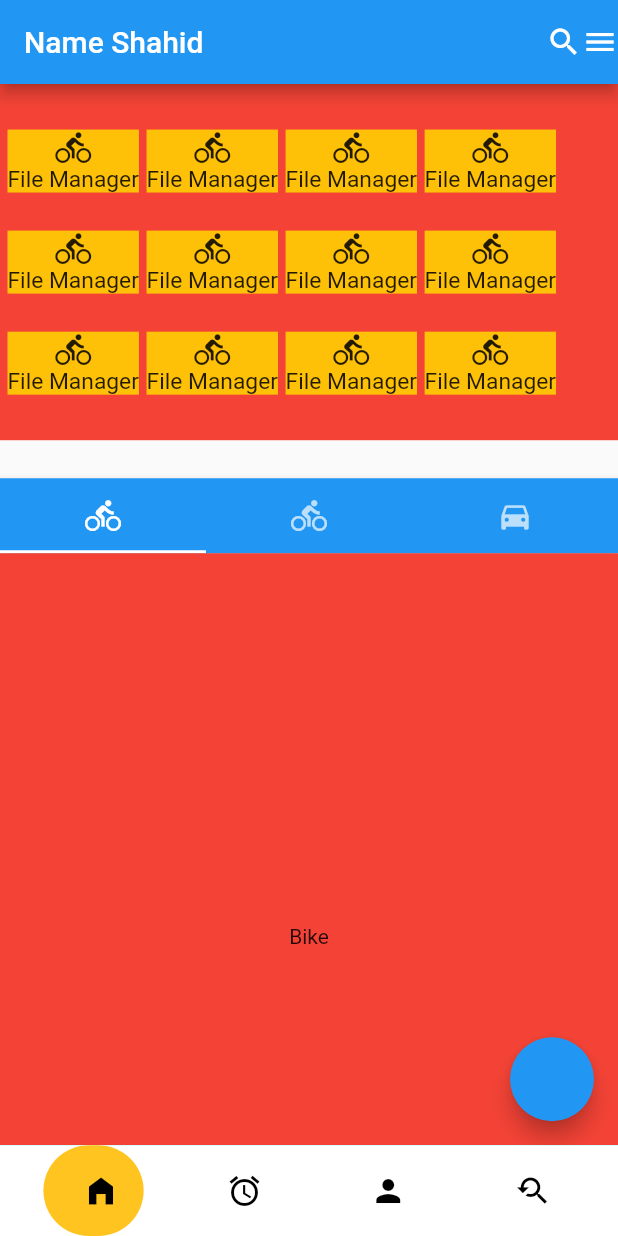
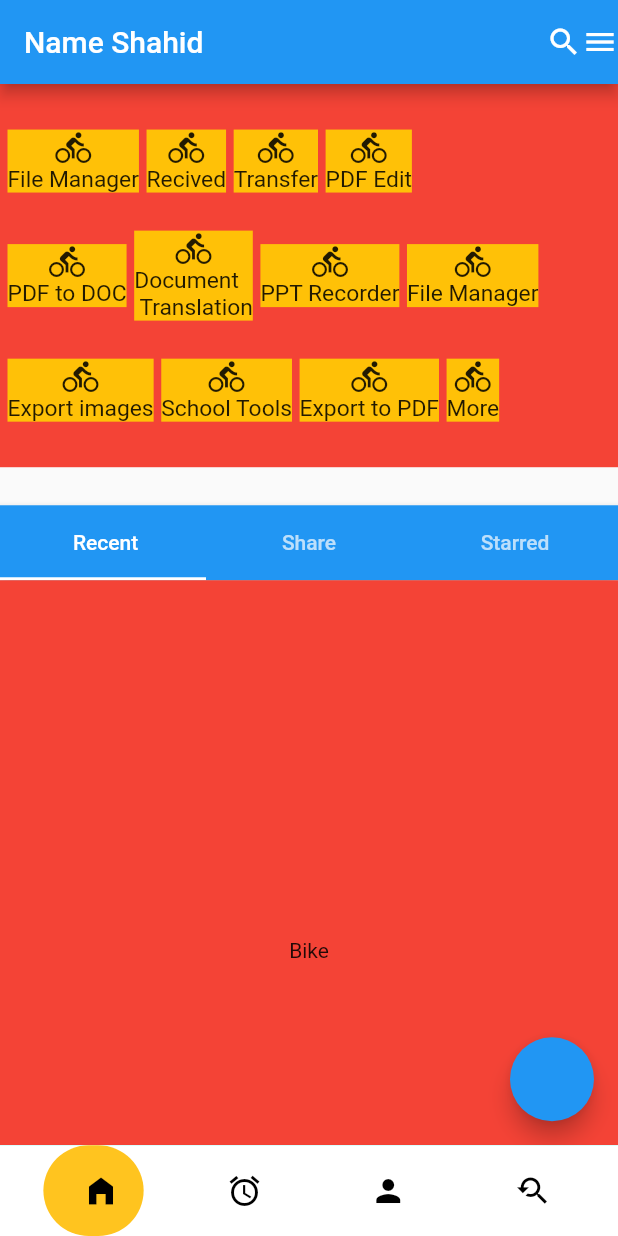
Before and after one commit to annexmirza/wps_rp, a Flutter app: the screen it shows after launch, on a phone screen of 412 x 824 dp. Run offline on Flutter 3.47's test engine with Material 2 defaults, Android fonts, the phone set to English and light mode, and no system bars; drawn by our look-alikes of google_nav_bar; our stand-ins replace flutter_easyloading, flutter_screenutil, get.

Commit message:
home page ui

```diff
--- a/lib/Controller/Bottom_Nav_Controller.dart
+++ b/lib/Controller/Bottom_Nav_Controller.dart
@@ -1,5 +1,6 @@
 import 'package:flutter/material.dart';
 import 'package:get/get.dart';
+import 'package:wps_rp/View/file_page.dart';
 import 'package:wps_rp/View/homePage.dart';
 
 class BottomNavController extends GetxController {
@@ -15,12 +16,7 @@ class BottomNavController extends GetxController {
   /* --------------------------------- bottomAppBar --------------------------------- */
   List allPagesScreen = [
     HomePage(),
-    Container(
-      height: Get.height,
-      width: Get.width,
-      child: Text(" Page 2"),
-      color: Colors.redAccent,
-    ),
+    FilePage(),
     Container(
       height: Get.height,
       width: Get.width,
--- a/lib/View/homePage.dart
+++ b/lib/View/homePage.dart
@@ -44,7 +44,7 @@ class HomePage extends StatelessWidget {
                             ),
                             CustomButtonWithText(
                               buttonIcon: Icons.directions_bike,
-                              titleText: ("File Manager"),
+                              titleText: ("Recived"),
                               onTab: () {},
                             ),
                             SizedBox(
@@ -52,7 +52,7 @@ class HomePage extends StatelessWidget {
                             ),
                             CustomButtonWithText(
                               buttonIcon: Icons.directions_bike,
-                              titleText: ("File Manager"),
+                              titleText: ("Transfer"),
                               onTab: () {},
                             ),
                             SizedBox(
@@ -60,7 +60,7 @@ class HomePage extends StatelessWidget {
                             ),
                             CustomButtonWithText(
                               buttonIcon: Icons.directions_bike,
-                              titleText: ("File Manager"),
+                              titleText: ("PDF Edit"),
                               onTab: () {},
                             ),
                           ],
@@ -72,7 +72,7 @@ class HomePage extends StatelessWidget {
                           children: [
                             CustomButtonWithText(
                               buttonIcon: Icons.directions_bike,
-                              titleText: ("File Manager"),
+                              titleText: ("PDF to DOC"),
                               onTab: () {},
                             ),
                             SizedBox(
@@ -80,7 +80,7 @@ class HomePage extends StatelessWidget {
                             ),
                             CustomButtonWithText(
                               buttonIcon: Icons.directions_bike,
-                              titleText: ("File Manager"),
+                              titleText: ("Document\n Translation"),
                               onTab: () {},
                             ),
                             SizedBox(
@@ -88,7 +88,7 @@ class HomePage extends StatelessWidget {
                             ),
                             CustomButtonWithText(
                               buttonIcon: Icons.directions_bike,
-                              titleText: ("File Manager"),
+                              titleText: ("PPT Recorder"),
                               onTab: () {},
                             ),
                             SizedBox(
@@ -110,7 +110,7 @@ class HomePage extends StatelessWidget {
                             children: [
                               CustomButtonWithText(
                                 buttonIcon: Icons.directions_bike,
-                                titleText: ("File Manager"),
+                                titleText: ("Export images"),
                                 onTab: () {},
                               ),
                               SizedBox(
@@ -118,7 +118,7 @@ class HomePage extends StatelessWidget {
                               ),
                               CustomButtonWithText(
                                 buttonIcon: Icons.directions_bike,
-                                titleText: ("File Manager"),
+                                titleText: ("School Tools"),
                                 onTab: () {},
                               ),
                               SizedBox(
@@ -126,7 +126,7 @@ class HomePage extends StatelessWidget {
                               ),
                               CustomButtonWithText(
                                 buttonIcon: Icons.directions_bike,
-                                titleText: ("File Manager"),
+                                titleText: ("Export to PDF"),
                                 onTab: () {},
                               ),
                               SizedBox(
@@ -134,7 +134,7 @@ class HomePage extends StatelessWidget {
                               ),
                               CustomButtonWithText(
                                 buttonIcon: Icons.directions_bike,
-                                titleText: ("File Manager"),
+                                titleText: ("More"),
                                 onTab: () {},
                               ),
                             ],
@@ -156,15 +156,13 @@ class HomePage extends StatelessWidget {
                     bottom: TabBar(
                       tabs: [
                         Tab(
-                          icon: Icon(Icons.directions_bike),
+                          text: " Recent",
                         ),
                         Tab(
-                          icon: Icon(Icons.directions_bike),
+                          text: "Share",
                         ),
                         Tab(
-                          icon: Icon(
-                            Icons.directions_car,
-                          ),
+                          text: "Starred",
                         ),
                       ],
                     ),
--- a/pubspec.yaml
+++ b/pubspec.yaml
@@ -65,8 +65,8 @@ flutter:
   uses-material-design: true
 
   # To add assets to your application, add an assets section, like this:
-  # assets:
-  #   - images/a_dot_burr.jpeg
+  assets:
+    - assets/image.png
   #   - images/a_dot_ham.jpeg
 
   # An image asset can refer to one or more resolution-specific "variants", see
```
Also changed, not shown: lib/View/file_page.dart (added, +74 -0 lines), lib/View/profile_page.dart (added, +34 -0 lines), lib/Widget/CustomFileCard.dart (added, +48 -0 lines), lib/Widget/custom_tile.dart (added, +29 -0 lines), assets/image.png (added).
